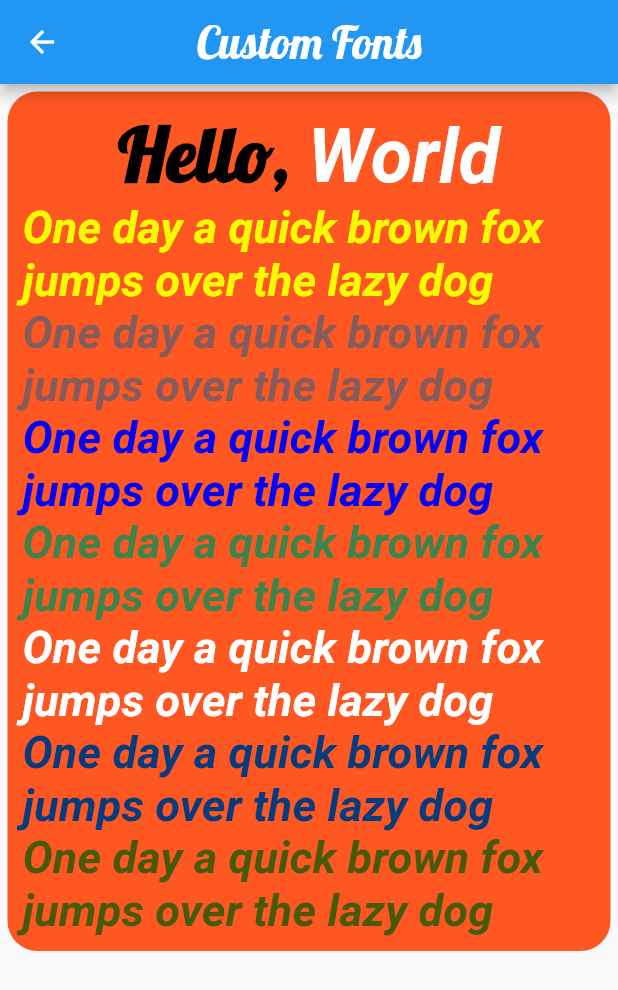
After one commit to jowelhossain/Flutter_Widgets, a Flutter app: the screen it shows after launch, after a tap on "Custom Font?", on a phone screen of 412 x 824 dp. The commit adds this screen. Shown: the top 990 px of the screen. Run offline on Flutter 3.47's test engine with Material 2 defaults, Android fonts, the phone set to English and light mode, and no system bars; our stand-ins replace flutter_switch, google_fonts; network calls fail.

Commit message:
Flutter switch

```diff
--- a/lib/home_page.dart
+++ b/lib/home_page.dart
@@ -1,8 +1,10 @@
 import 'package:flutter/material.dart';
 import 'package:flutter/src/widgets/framework.dart';
-import 'package:flutter/src/widgets/placeholder.dart';
 import 'package:widgets_test/widgets/container.dart';
+import 'package:widgets_test/widgets/custom_font.dart';
 import 'package:widgets_test/widgets/list_view.dart';
+import 'package:widgets_test/widgets/row_column.dart';
+import 'package:widgets_test/widgets/switch.dart';
 import 'package:widgets_test/widgets/txt_field.dart';
 
 class HomePage extends StatefulWidget {
@@ -30,13 +32,18 @@ class _HomePageState extends State<HomePage> {
                   margin: EdgeInsets.all(5),
                   decoration: BoxDecoration(
                       borderRadius: BorderRadius.circular(10),
+                      image: DecorationImage(
+                          image: AssetImage("images/Flutter.png"),
+                          fit: BoxFit.cover),
                       gradient: LinearGradient(colors: [
                         Color.fromARGB(255, 186, 6, 241),
                         Color.fromARGB(255, 126, 19, 152),
                         Color.fromARGB(255, 11, 115, 200)
                       ])),
+                  child: Center(
                     child: SingleChildScrollView(
-                    child: Center(
+                      child: Container(
+                        height: 600,
                         child: Column(
                           mainAxisAlignment: MainAxisAlignment.spaceEvenly,
                           children: [
@@ -45,7 +52,19 @@ class _HomePageState extends State<HomePage> {
                                   Navigator.of(context).push(MaterialPageRoute(
                                       builder: (context) => ContExp()));
                                 },
-                              child: Text("Container/Expanded?")),
+                                child: Text("Container?")),
+                            ElevatedButton(
+                                onPressed: () {
+                                  Navigator.of(context).push(MaterialPageRoute(
+                                      builder: (context) => RowColumn()));
+                                },
+                                child: Text("Row_Column?")),
+                            ElevatedButton(
+                                onPressed: () {
+                                  Navigator.of(context).push(MaterialPageRoute(
+                                      builder: (context) => CustomFont()));
+                                },
+                                child: Text("Custom Font?")),
                             ElevatedButton(
                                 onPressed: () {
                                   Navigator.of(context).push(MaterialPageRoute(
@@ -58,7 +77,14 @@ class _HomePageState extends State<HomePage> {
                                       builder: (context) => ListViewTest()));
                                 },
                                 child: Text("List View?")),
+                            ElevatedButton(
+                                onPressed: () {
+                                  Navigator.of(context).push(MaterialPageRoute(
+                                      builder: (context) => SwitchScreen()));
+                                },
+                                child: Text("Switch?")),
                           ],
+                        ),
                       ),
                     ),
                   )),
--- /dev/null
+++ b/lib/widgets/custom_font.dart
@@ -0,0 +1,105 @@
+import 'package:flutter/material.dart';
+import 'package:flutter/src/widgets/framework.dart';
+import 'package:flutter/src/widgets/placeholder.dart';
+import 'package:google_fonts/google_fonts.dart';
+
+class CustomFont extends StatelessWidget {
+  const CustomFont({super.key});
+
+  @override
+  Widget build(BuildContext context) {
+    return Scaffold(
+      appBar: AppBar(
+        title: Text(
+          "Custom Fonts",
+          style: myStyle(
+            30,
+          ),
+        ),
+        centerTitle: true,
+      ),
+      body: Padding(
+        padding: const EdgeInsets.all(5),
+        child: Container(
+          width: double.infinity,
+          decoration: BoxDecoration(
+              color: Colors.deepOrange,
+              borderRadius: BorderRadius.circular(20)),
+          child: Padding(
+            padding: const EdgeInsets.all(10),
+            child: SingleChildScrollView(
+              child: Column(
+                children: [
+                  Text.rich(TextSpan(children: [
+                    TextSpan(
+                      text: 'Hello,',
+                      style: myStyle(
+                          50, Colors.black, FontWeight.w900, FontStyle.normal),
+                    ),
+                    TextSpan(
+                        text: ' World',
+                        style: myStyle2(50, Colors.white, FontWeight.bold,
+                            FontStyle.italic)),
+                  ])),
+                  Text(
+                    "One day a quick brown fox jumps over the lazy dog",
+                    style: myStyle2(30, Color.fromARGB(255, 247, 251, 1),
+                        FontWeight.bold, FontStyle.italic),
+                  ),
+                  Text(
+                    "One day a quick brown fox jumps over the lazy dog",
+                    style: myStyle2(30, Color.fromARGB(255, 132, 92, 92),
+                        FontWeight.bold, FontStyle.italic),
+                  ),
+                  Text(
+                    "One day a quick brown fox jumps over the lazy dog",
+                    style: myStyle2(30, Color.fromARGB(255, 3, 3, 247),
+                        FontWeight.bold, FontStyle.italic),
+                  ),
+                  Text(
+                    "One day a quick brown fox jumps over the lazy dog",
+                    style: myStyle2(30, Color.fromARGB(255, 62, 131, 76),
+                        FontWeight.bold, FontStyle.italic),
+                  ),
+                  Text(
+                    "One day a quick brown fox jumps over the lazy dog",
+                    style: myStyle2(30, Color.fromARGB(255, 255, 255, 255),
+                        FontWeight.bold, FontStyle.italic),
+                  ),
+                  Text(
+                    "One day a quick brown fox jumps over the lazy dog",
+                    style: myStyle2(30, Color.fromARGB(255, 6, 60, 125),
+                        FontWeight.bold, FontStyle.italic),
+                  ),
+                  Text(
+                    "One day a quick brown fox jumps over the lazy dog",
+                    style: myStyle2(30, Color.fromARGB(255, 70, 90, 10),
+                        FontWeight.bold, FontStyle.italic),
+                  ),
+                ],
+              ),
+            ),
+          ),
+        ),
+      ),
+    );
+  }
+}
+
+myStyle(double fontSize, [Color? clr, FontWeight? fw, FontStyle? fs]) {
+  return GoogleFonts.lobster(
+    fontSize: fontSize,
+    color: clr,
+    fontWeight: fw,
+    fontStyle: fs,
+  );
+}
+
+myStyle2(double fontSize, [Color? clr, FontWeight? fw, FontStyle? fs]) {
+  return GoogleFonts.lavishlyYours(
+    fontSize: fontSize,
+    color: clr,
+    fontWeight: fw,
+    fontStyle: fs,
+  );
+}
--- a/pubspec.yaml
+++ b/pubspec.yaml
@@ -35,6 +35,8 @@ dependencies:
   # The following adds the Cupertino Icons font to your application.
   # Use with the CupertinoIcons class for iOS style icons.
   cupertino_icons: ^1.0.2
+  google_fonts: ^4.0.4
+  flutter_switch: ^0.3.2
 
 dev_dependencies:
   flutter_test:
@@ -59,8 +61,8 @@ flutter:
   uses-material-design: true
 
   # To add assets to your application, add an assets section, like this:
-  # assets:
-  #   - images/a_dot_burr.jpeg
+  assets:
+    - images/
   #   - images/a_dot_ham.jpeg
 
   # An image asset can refer to one or more resolution-specific "variants", see
```
Also changed, not shown: lib/widgets/container.dart (+14 -6 lines), lib/widgets/row_column.dart (added, +35 -0 lines), lib/widgets/switch.dart (added, +46 -0 lines), images/Flutter.png (added), pubspec.lock, 8 other files. Lines whose indentation alone changed are shown as unchanged.
